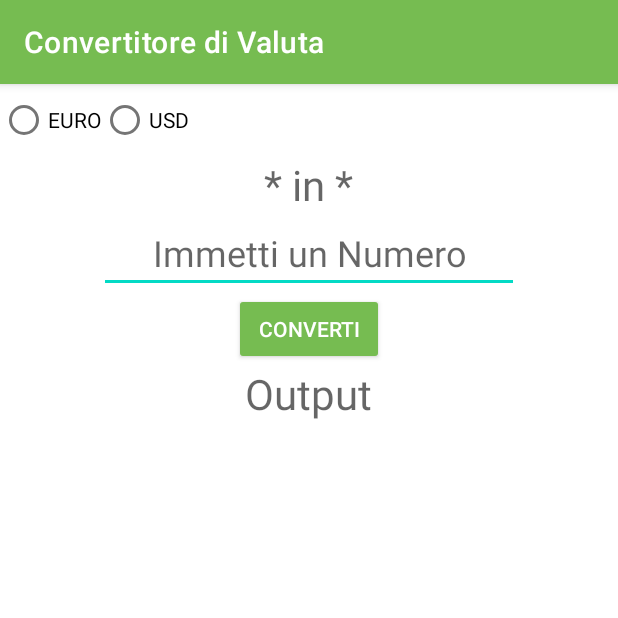
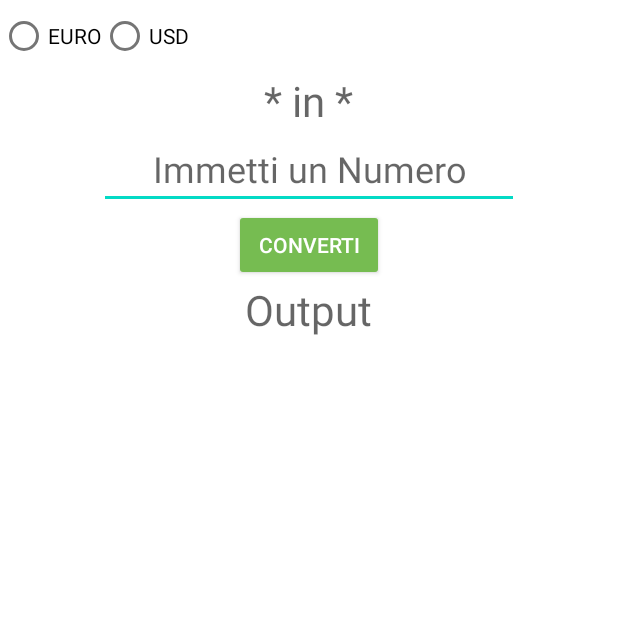
Before and after one commit to alerunza/ConvertitorediValuta, an Android app: the screen it shows after launch (MainActivity), on a phone screen of 412 x 824 dp, the top half of it. Run offline under Robolectric (Android 15) with nearby library versions, the phone set to English and light mode, and no system bars.

Commit message:
Toggle Title Bar / Action Bar

```diff
--- a/app/src/main/java/com/example/convertitoredivaluta/MainActivity.java
+++ b/app/src/main/java/com/example/convertitoredivaluta/MainActivity.java
@@ -6,11 +6,14 @@ import android.annotation.SuppressLint;
 import android.os.Bundle;
 import android.util.Log;
 import android.view.View;
+import android.view.Window;
 import android.widget.EditText;
 import android.widget.RadioButton;
 import android.widget.RadioGroup;
 import android.widget.TextView;
 import android.widget.Toast;
+
+import java.util.Objects;
 
 public class MainActivity extends AppCompatActivity {
 
--- a/app/src/main/res/values/themes.xml
+++ b/app/src/main/res/values/themes.xml
@@ -1,6 +1,6 @@
 <resources xmlns:tools="http://schemas.android.com/tools">
     <!-- Base application theme. -->
-    <style name="Theme.ConvertitorediValuta" parent="Theme.MaterialComponents.DayNight.DarkActionBar">
+    <style name="Theme.ConvertitorediValuta" parent="Theme.MaterialComponents.DayNight.NoActionBar">
         <!-- Primary brand color. -->
         <item name="colorPrimary">@color/purple_500</item>
         <item name="colorPrimaryVariant">@color/purple_700</item>
```
